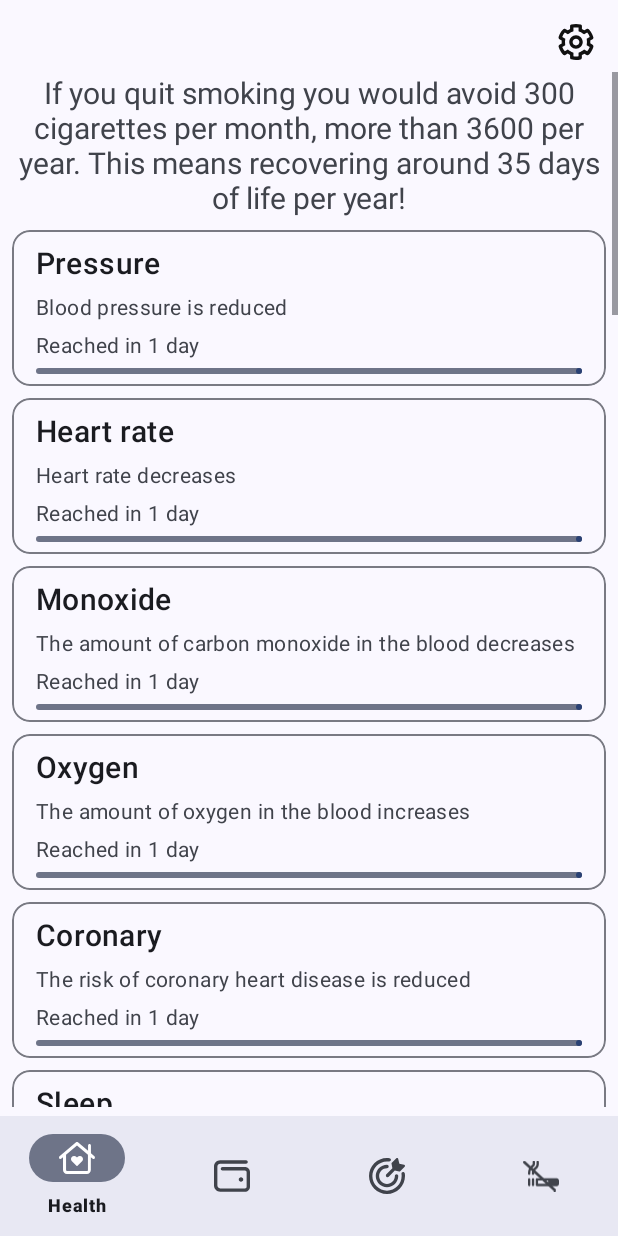
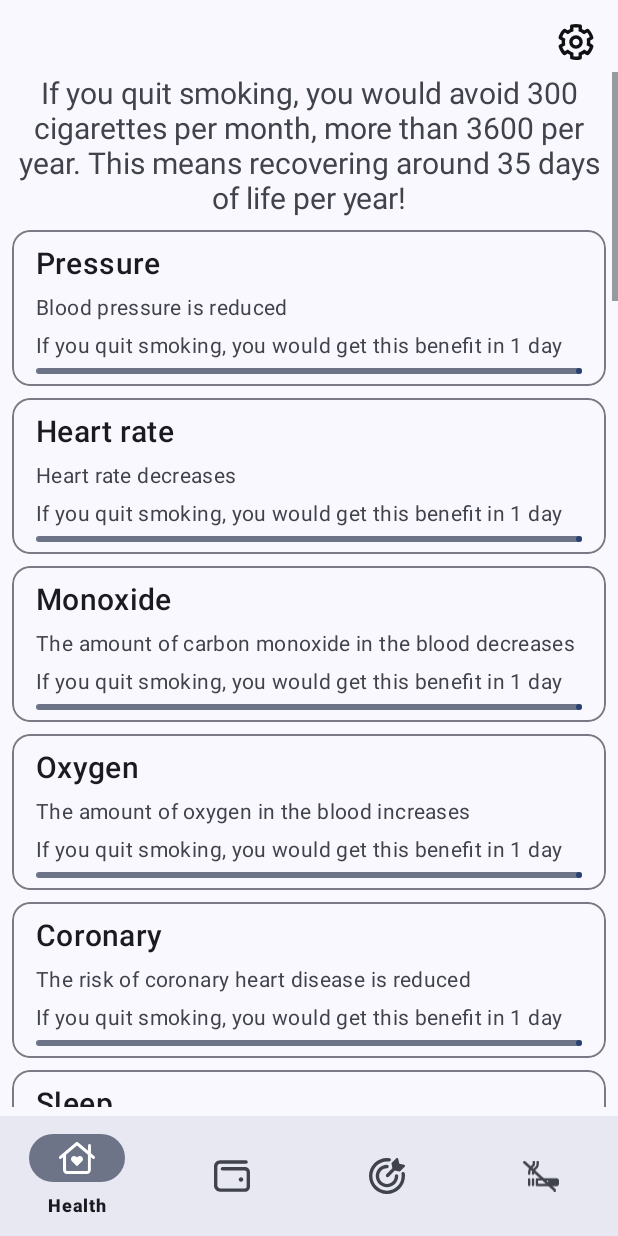
Before and after one commit to giovannidonisi/IUM-Gruppo9_StopSmoking, an Android app: the HealthFragment screen opened directly, with no data from a screen before it, on a phone screen of 412 x 824 dp. Run offline under Robolectric (Android 15) with nearby library versions, the phone set to English and light mode, and no system bars; our stand-ins replace navigation-ui; 1 statement that could not run was skipped.

Commit message:
Add Goals logic for calculations

```diff
--- a/app/src/main/java/ium/unisa/stopsmoking/fragments/HealthFragment.java
+++ b/app/src/main/java/ium/unisa/stopsmoking/fragments/HealthFragment.java
@@ -10,6 +10,7 @@ import android.view.ViewGroup;
 import android.widget.TextView;
 
 import androidx.annotation.NonNull;
+import androidx.core.content.ContextCompat;
 import androidx.fragment.app.Fragment;
 import androidx.preference.PreferenceManager;
 
@@ -22,7 +23,8 @@ import ium.unisa.stopsmoking.util.AppHelper;
 public class HealthFragment extends Fragment {
 
     private FragmentHealthBinding binding;
-    int days;
+    private int days;
+    private long stoppedDateInMillis;
 
     public View onCreateView(@NonNull LayoutInflater inflater, ViewGroup container, Bundle savedInstanceState) {
         binding = FragmentHealthBinding.inflate(inflater, container, false);
@@ -32,7 +34,7 @@ public class HealthFragment extends Fragment {
         TextView textView = binding.textHealth;
 
         int quantity = Integer.parseInt(sharedPreferences.getString("quantity", "10"));
-        long stoppedDateInMillis = sharedPreferences.getLong("dateStopped", -1);
+        stoppedDateInMillis = sharedPreferences.getLong("dateStopped", -1);
         int nonSmokedCigarettes;
         String s;
 
@@ -61,16 +63,20 @@ public class HealthFragment extends Fragment {
             TextView tv = binding.getRoot().findViewById(resourceId);
             int reachedIn = lista[i];
             int percent;
+            int count = reachedIn - days;
 
-            if (days < reachedIn) {
-                percent = days * 100 / reachedIn;
-                int count = reachedIn - days;
-                tv.setText(resources.getQuantityString(R.plurals.reached_in, count, count));
-            }
-            else {
-                percent = 100;
-                tv.setTextColor(resources.getColor(R.color.success));
-                tv.setText(resources.getString(R.string.completed));
+            if (stoppedDateInMillis > 0) {
+                if (days < reachedIn) {
+                    percent = days * 100 / reachedIn;
+                    tv.setText(resources.getQuantityString(R.plurals.reached_in, count, count));
+                } else {
+                    percent = 100;
+                    tv.setTextColor(ContextCompat.getColor(context, R.color.success));
+                    tv.setText(resources.getString(R.string.completed));
+                }
+            } else {
+                percent = 0;
+                tv.setText(resources.getQuantityString(R.plurals.would_reach_in, count, count));
             }
 
             resourceId = resources.getIdentifier("progress" + i, "id", context.getPackageName());
--- a/app/src/main/res/layout/fragment_goals.xml
+++ b/app/src/main/res/layout/fragment_goals.xml
@@ -11,7 +11,8 @@
         android:layout_width="match_parent"
         android:layout_height="match_parent"
         android:layout_marginHorizontal="8dp"
-        android:paddingVertical="4dp"
+        android:divider="@android:color/transparent"
+        android:dividerHeight="8dp"
         android:layout_marginTop="48dp"
         android:layout_marginBottom="86dp" />
 
--- a/app/src/main/res/values/strings.xml
+++ b/app/src/main/res/values/strings.xml
@@ -34,13 +34,21 @@
     <string name="money_saved">Since you quit smoking you have saved approximately € %1$d. You\'re saving around € %2$d per month, more than € %3$d per year!</string>
     <string name="money_would_save">If you quit smoking, you would save around € %1$d per month, more than € %2$d per year!</string>
     <string name="cigarettes_saved">Since you quit smoking you have avoided %1$d cigarettes, equivalent to approximately %2$d days of life</string>
-    <string name="cigarettes_would_save">If you quit smoking you would avoid %1$d cigarettes per month, more than %2$d per year. This means recovering around %3$d days of life per year!</string>
+    <string name="cigarettes_would_save">If you quit smoking, you would avoid %1$d cigarettes per month, more than %2$d per year. This means recovering around %3$d days of life per year!</string>
     <string name="switch_quit_warning">If you proceed you will lose all your progress in the app. Are you sure you want to continue?</string>
     <string name="left_arrow">Left Arrow</string>
     <string name="right_arrow">Right Arrow</string>
     <string name="settings_icon">Settings Icon</string>
     <string name="money">€ %1$s</string>
     <string name="already_saved">Already saved € %1$d, € %2$s remains.\nReached in %3$d days.</string>
+    <plurals name="goal_days">
+        <item quantity="one">If you quit smoking, you would reach this goal in %1$d day</item>
+        <item quantity="other">If you quit smoking, you would reach this goal in %1$d days</item>
+    </plurals>
+    <plurals name="would_reach_in">
+        <item quantity="one">If you quit smoking, you would get this benefit in %1$d day</item>
+        <item quantity="other">If you quit smoking, you would get this benefit in %1$d days</item>
+    </plurals>
 
     <!-- Cards -->
     <plurals name="reached_in">
```
Also changed, not shown: app/src/main/java/ium/unisa/stopsmoking/fragments/GoalsFragment.java (+8 -6 lines), app/src/main/java/ium/unisa/stopsmoking/util/GoalAdapter.java (+21 -3 lines), app/src/main/res/layout/goal_card.xml (+2 -9 lines), 1 other file.
